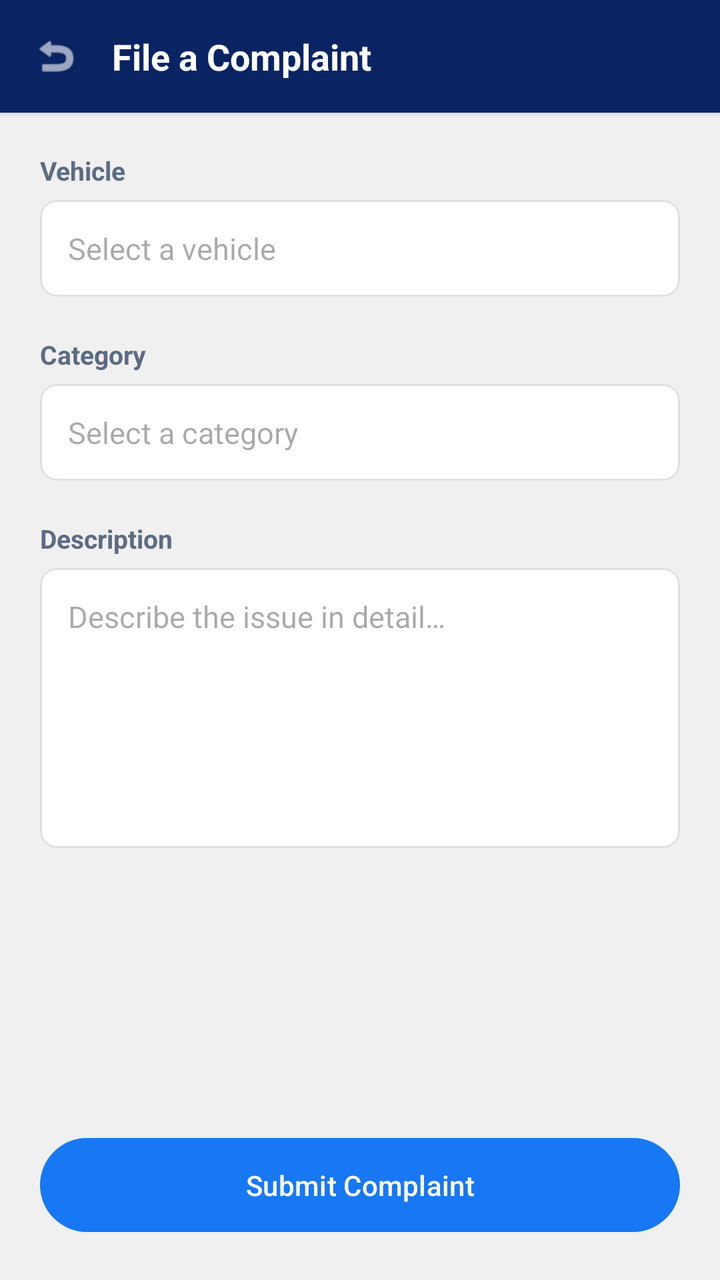
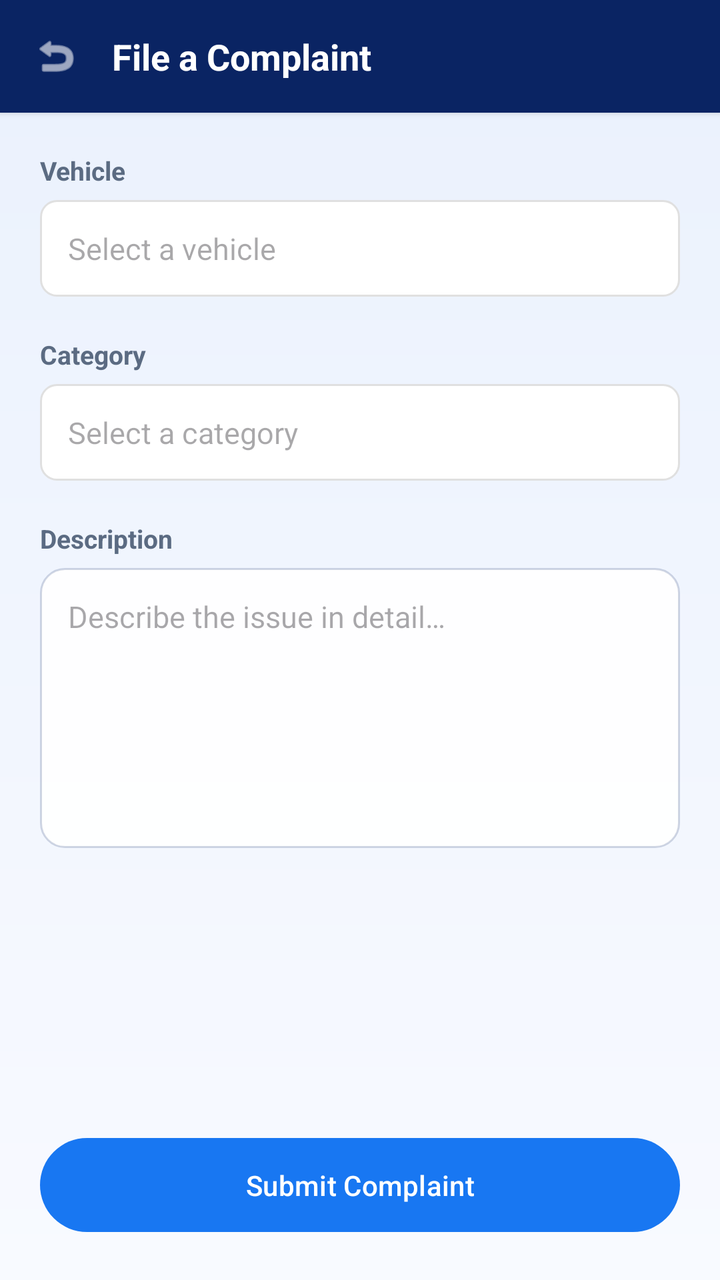

An Android layout rendered at two revisions. The XML below is the earlier revision; the diff shows what the commit changed to produce the second picture.
<!-- AndroidManifest.xml: application theme Theme.LetsTrackLanka -->
<!-- res/layout/activity_file_complaint.xml -->
<?xml version="1.0" encoding="utf-8"?>
<LinearLayout xmlns:android="http://schemas.android.com/apk/res/android"
    xmlns:app="http://schemas.android.com/apk/res-auto"
    android:layout_width="match_parent"
    android:layout_height="match_parent"
    android:orientation="vertical"
    android:background="@color/surface_background">

    <LinearLayout
        android:layout_width="match_parent"
        android:layout_height="wrap_content"
        android:orientation="horizontal"
        android:gravity="center_vertical"
        android:background="@color/brand_primary"
        android:padding="16dp"
        android:elevation="2dp">

        <ImageView
            android:id="@+id/btnBackFileComplaint"
            android:layout_width="24dp"
            android:layout_height="24dp"
            android:src="@android:drawable/ic_menu_revert"
            app:tint="@color/text_on_dark"
            android:contentDescription="Back" />

        <TextView
            android:layout_width="0dp"
            android:layout_weight="1"
            android:layout_height="wrap_content"
            android:layout_marginStart="16dp"
            android:text="File a Complaint"
            android:textSize="18sp"
            android:textStyle="bold"
            android:textColor="@color/text_on_dark" />
    </LinearLayout>

    <ScrollView
        android:layout_width="match_parent"
        android:layout_height="0dp"
        android:layout_weight="1">

        <LinearLayout
            android:layout_width="match_parent"
            android:layout_height="wrap_content"
            android:orientation="vertical"
            android:padding="20dp">

            <TextView
                android:layout_width="wrap_content"
                android:layout_height="wrap_content"
                android:text="Vehicle"
                android:textColor="@color/text_secondary"
                android:textSize="13sp"
                android:textStyle="bold" />

            
            <AutoCompleteTextView
                android:id="@+id/spinnerComplaintVehicle"
                android:layout_width="match_parent"
                android:layout_height="wrap_content"
                android:layout_marginTop="6dp"
                android:background="@drawable/bg_spinner_border"
                android:padding="14dp"
                android:inputType="none"
                android:textColor="@color/text_primary"
                android:textSize="15sp"
                android:hint="Select a vehicle" />

            <TextView
                android:layout_width="wrap_content"
                android:layout_height="wrap_content"
                android:layout_marginTop="20dp"
                android:text="Category"
                android:textColor="@color/text_secondary"
                android:textSize="13sp"
                android:textStyle="bold" />

            <AutoCompleteTextView
                android:id="@+id/spinnerComplaintCategory"
                android:layout_width="match_parent"
                android:layout_height="wrap_content"
                android:layout_marginTop="6dp"
                android:background="@drawable/bg_spinner_border"
                android:padding="14dp"
                android:inputType="none"
                android:textColor="@color/text_primary"
                android:textSize="15sp"
                android:hint="Select a category" />

            <TextView
                android:layout_width="wrap_content"
                android:layout_height="wrap_content"
                android:layout_marginTop="20dp"
                android:text="Description"
                android:textColor="@color/text_secondary"
                android:textSize="13sp"
                android:textStyle="bold" />

            <EditText
                android:id="@+id/etComplaintDescription"
                android:layout_width="match_parent"
                android:layout_height="140dp"
                android:layout_marginTop="6dp"
                android:background="@drawable/bg_edit_text_rounded"
                android:padding="14dp"
                android:gravity="top|start"
                android:inputType="textMultiLine|textCapSentences"
                android:hint="Describe the issue in detail…"
                android:textColor="@color/text_primary"
                android:textSize="15sp" />

        </LinearLayout>
    </ScrollView>

    <com.google.android.material.button.MaterialButton
        android:id="@+id/btnSubmitComplaint"
        android:layout_width="match_parent"
        android:layout_height="wrap_content"
        android:layout_margin="20dp"
        android:text="Submit Complaint"
        android:textAllCaps="false"
        app:backgroundTint="@color/brand_accent"
        android:textColor="@color/text_on_dark"
        android:paddingTop="14dp"
        android:paddingBottom="14dp" />

</LinearLayout>
<!-- resources referenced by this layout -->
<resources>
  <color name="brand_accent">#1877F2</color>
  <color name="brand_primary">#0A2463</color>
  <color name="surface_background">#F0F0F0</color>
  <color name="text_on_dark">#FFFFFF</color>
  <color name="text_primary">#222222</color>
  <color name="text_secondary">#5B6B82</color>
  <!-- drawable bg_edit_text_rounded (drawable) -->
  <?xml version="1.0" encoding="utf-8"?>
  <shape xmlns:android="http://schemas.android.com/apk/res/android">
      <solid android:color="#FFFFFF" />
      <corners android:radius="8dp" />
      <stroke android:width="1dp" android:color="#E0E0E0" />
  </shape>
  <!-- drawable bg_spinner_border (drawable) -->
  <?xml version="1.0" encoding="utf-8"?>
  <shape xmlns:android="http://schemas.android.com/apk/res/android">
      <solid android:color="#FFFFFF" />
      <stroke android:width="1dp" android:color="#E0E0E0" />
      <corners android:radius="8dp" />
  </shape>
  <style name="Theme.LetsTrackLanka" parent="Base.Theme.LetsTrackLanka" />
  <style name="Base.Theme.LetsTrackLanka" parent="Theme.Material3.DayNight.NoActionBar">
          <item name="colorPrimary">@color/brand_primary</item>
          <item name="colorPrimaryDark">@color/brand_primary</item>
          <item name="colorOnPrimary">@color/text_on_dark</item>
          <item name="colorSecondary">@color/brand_accent</item>
          <item name="colorOnSecondary">@color/text_on_dark</item>
  
          
          <item name="android:statusBarColor">@color/brand_primary</item>
          <item name="android:navigationBarColor">@color/surface_white</item>
      </style>
  <color name="surface_white">#FFFFFF</color>
</resources>

<!-- the commit's change to res/layout/activity_file_complaint.xml (unified diff, before → after) -->
@@ -4,7 +4,7 @@
     android:layout_width="match_parent"
     android:layout_height="match_parent"
     android:orientation="vertical"
-    android:background="@color/surface_background">
+    android:background="@drawable/bg_app_gradient">
 
     <LinearLayout
         android:layout_width="match_parent"
<!-- resource entries referenced after the edit -->
@@ -2,16 +2,20 @@
 <resources>
   <color name="brand_accent">#1877F2</color>
   <color name="brand_primary">#0A2463</color>
-  <color name="surface_background">#F0F0F0</color>
   <color name="text_on_dark">#FFFFFF</color>
   <color name="text_primary">#222222</color>
   <color name="text_secondary">#5B6B82</color>
+  <!-- drawable bg_app_gradient (drawable) -->
+  <?xml version="1.0" encoding="utf-8"?>
+  <shape xmlns:android="http://schemas.android.com/apk/res/android" android:shape="rectangle">
+      <gradient android:angle="270" android:startColor="@color/glass_bg_top" android:endColor="@color/glass_bg_bottom" />
+  </shape>
   <!-- drawable bg_edit_text_rounded (drawable) -->
   <?xml version="1.0" encoding="utf-8"?>
-  <shape xmlns:android="http://schemas.android.com/apk/res/android">
-      <solid android:color="#FFFFFF" />
-      <corners android:radius="8dp" />
-      <stroke android:width="1dp" android:color="#E0E0E0" />
+  <shape xmlns:android="http://schemas.android.com/apk/res/android" android:shape="rectangle">
+      <solid android:color="#F2FFFFFF" />
+      <corners android:radius="12dp" />
+      <stroke android:width="1dp" android:color="#2E0A2463" />
   </shape>
   <!-- drawable bg_spinner_border (drawable) -->
   <?xml version="1.0" encoding="utf-8"?>
@@ -21,6 +25,8 @@
       <corners android:radius="8dp" />
   </shape>
   <style name="Theme.LetsTrackLanka" parent="Base.Theme.LetsTrackLanka" />
+  <color name="glass_bg_top">#EAF1FD</color>
+  <color name="glass_bg_bottom">#F8FAFF</color>
   <style name="Base.Theme.LetsTrackLanka" parent="Theme.Material3.DayNight.NoActionBar">
           <item name="colorPrimary">@color/brand_primary</item>
           <item name="colorPrimaryDark">@color/brand_primary</item>
@@ -31,7 +37,19 @@
           
           <item name="android:statusBarColor">@color/brand_primary</item>
           <item name="android:navigationBarColor">@color/surface_white</item>
+  
+          
+          <item name="android:windowBackground">@drawable/bg_app_gradient</item>
+          <item name="bottomSheetDialogTheme">@style/ThemeOverlay.ShaloTrack.BottomSheetDialog</item>
       </style>
   <color name="surface_white">#FFFFFF</color>
+  <style name="ThemeOverlay.ShaloTrack.BottomSheetDialog" parent="ThemeOverlay.Material3.BottomSheetDialog">
+          <item name="bottomSheetStyle">@style/Widget.ShaloTrack.BottomSheet</item>
+          <item name="android:backgroundDimAmount">0.32</item>
+      </style>
+  <style name="Widget.ShaloTrack.BottomSheet" parent="Widget.Material3.BottomSheet.Modal">
+          <item name="backgroundTint">@color/glass_sheet_fill</item>
+      </style>
+  <color name="glass_sheet_fill">#F5FFFFFF</color>
 </resources>
 
